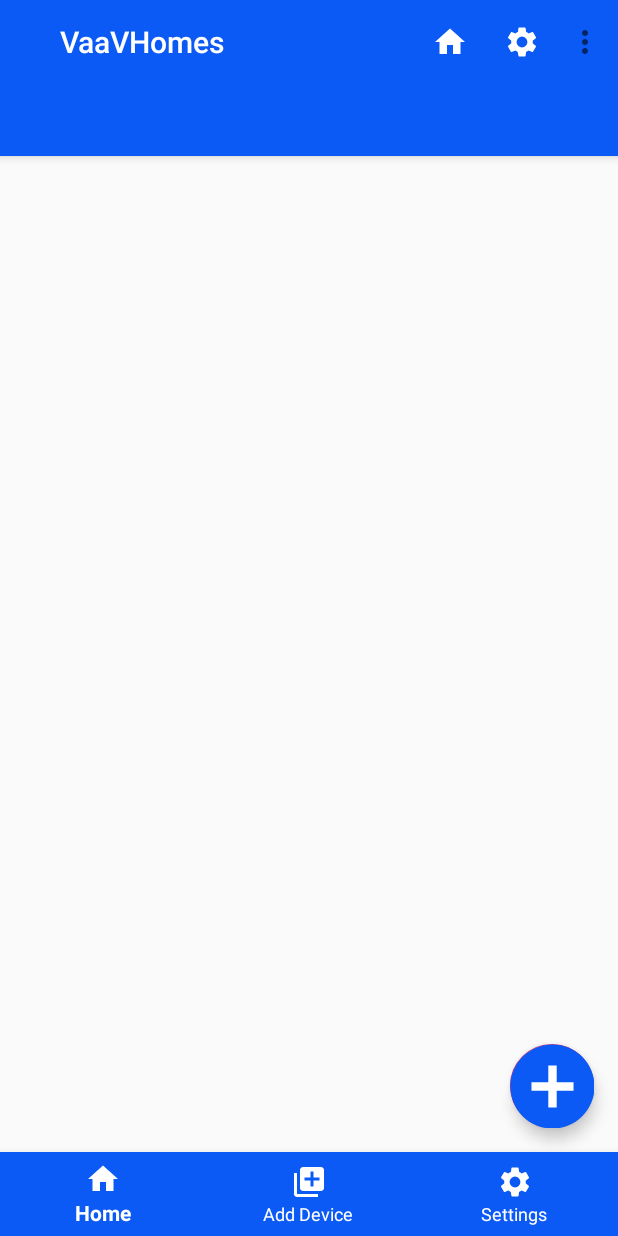
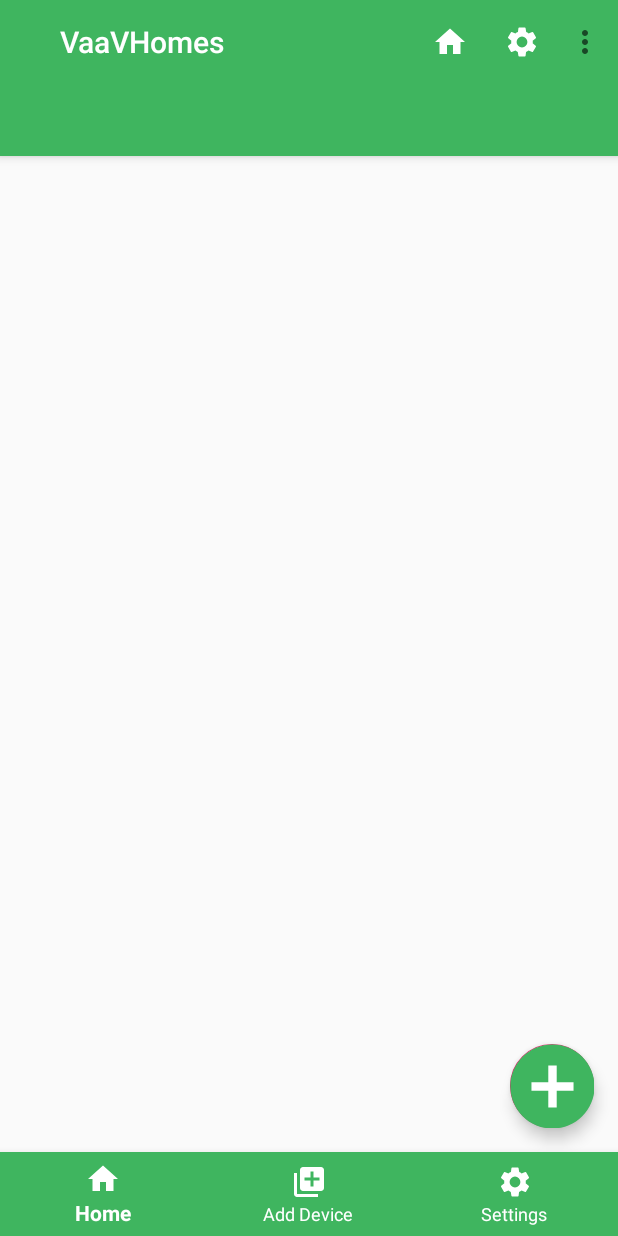
Before and after one commit to VaibhavAtara/Dynamic_tabs, an Android app: the screen it shows after launch (BottomNavigation), on a phone screen of 412 x 824 dp. Run offline under Robolectric (Android 15) with nearby library versions, the phone set to English and light mode, and no system bars; 7 statements that could not run were skipped.

Commit message:
added category and ack_val in table

```diff
--- a/app/src/main/java/com/example/dynamic_tabs/Database_test.java
+++ b/app/src/main/java/com/example/dynamic_tabs/Database_test.java
@@ -17,7 +17,7 @@ public class Database_test extends SQLiteOpenHelper {
 
         db.execSQL("CREATE TABLE IF NOT EXISTS rooms(id INTEGER PRIMARY KEY,room_name TEXT );");
         db.execSQL("CREATE TABLE IF NOT EXISTS devices(id TEXT PRIMARY KEY,type TEXT, time TEXT,topic TEXT," +
-                "start TEXT,close TEXT,command TEXT,source TEXT, watt TEXT,duty TEXT,thumbnail INTEGER )");
+                "start TEXT,close TEXT,command TEXT,source TEXT, watt TEXT,duty TEXT,thumbnail INTEGER,category TEXT,ack_val TEXT )");
 
 
     }
@@ -35,7 +35,7 @@ public class Database_test extends SQLiteOpenHelper {
     {
         SQLiteDatabase db=this.getReadableDatabase();
         db.execSQL("create table if not exists "+room_name+"(id TEXT PRIMARY KEY,type TEXT,time TEXT," +
-                "topic TEXT,start TEXT,close TEXT, command TEXT,source TEXT,watt TEXT,duty TEXT,thumbnail INTEGER);");
+                "topic TEXT,start TEXT,close TEXT, command TEXT,source TEXT,watt TEXT,duty TEXT,thumbnail INTEGER,category TEXT,ack_val TEXT);");
 
         ContentValues contentValues=new ContentValues();
         contentValues.put("id",id);
@@ -108,6 +108,12 @@ public class Database_test extends SQLiteOpenHelper {
 
         contentValues.put("thumbnail",deviceObject.getThumbnail());
 
+        contentValues.put("category",deviceObject.getCategory());
+
+        contentValues.put("ack_val",deviceObject.getAck_val());
+
+
+
         long result1=db.insert(room_name,null,contentValues);
         if(result1==-1)
             return false;
@@ -158,6 +164,10 @@ public class Database_test extends SQLiteOpenHelper {
 
         contentValues.put("thumbnail",deviceObject.getThumbnail());
 
+        contentValues.put("category",deviceObject.getCategory());
+
+        contentValues.put("ack_val",deviceObject.getAck_val());
+
         if(result.getCount() != 0)
         {
 
--- a/app/src/main/java/com/example/dynamic_tabs/Mqtt_class.java
+++ b/app/src/main/java/com/example/dynamic_tabs/Mqtt_class.java
@@ -95,6 +95,7 @@ public class Mqtt_class extends AsyncTask<Void,Void,Void> {
                     try {
 
                         client.subscribe("mobile",1);
+                        client.subscribe("sensors",1);
                         client.setCallback(new MqttCallback() {
                             @Override
                             public void connectionLost(Throwable cause) {
@@ -103,7 +104,8 @@ public class Mqtt_class extends AsyncTask<Void,Void,Void> {
 
                             @Override
                             public void messageArrived(String topic, MqttMessage message) throws Exception {
-                                Toast.makeText(context,message.toString(),Toast.LENGTH_SHORT).show();
+                                Toast.makeText(context,topic+":"+message.toString(),Toast.LENGTH_SHORT).show();
+                               if(topic.equals("mobile")){
                                 JSONObject reader=new JSONObject(message.toString());
 
                                 deviceObject.setId(reader.getString("_id"));
@@ -116,17 +118,17 @@ public class Mqtt_class extends AsyncTask<Void,Void,Void> {
                                 deviceObject.setSource(reader.getString("from"));
                                 deviceObject.setWatt(reader.getString("Watt"));
                                 deviceObject.setDuty(reader.getString("duty_cycle"));
+                                deviceObject.setAck_val(reader.getString("ack_val"));
+                                deviceObject.setCategory(reader.getString("category"));
                                 deviceObject.setThumbnail(R.drawable.bulb_on);
+
                                 Database_test database_test=new Database_test(context);
                                 boolean inserted=database_test.insert_devices(deviceObject);
                                 database_test.close();
 
 
                                 Toast.makeText(context,""+inserted,Toast.LENGTH_SHORT).show();
-
-
-                                // enter into database here
-
+                               }
 
                             }
 
--- a/app/src/main/java/com/example/dynamic_tabs/ui/main/PlaceholderFragment.java
+++ b/app/src/main/java/com/example/dynamic_tabs/ui/main/PlaceholderFragment.java
@@ -83,6 +83,8 @@ public class PlaceholderFragment extends Fragment {
             deviceObject.setWatt(cursor1.getString(8));
             deviceObject.setDuty(cursor1.getString(9));
             deviceObject.setThumbnail(cursor1.getInt(10));
+            deviceObject.setCategory(cursor1.getString(11));
+            deviceObject.setAck_val(cursor1.getString(12));
 
 
             mydata.add(deviceObject);
--- a/app/src/main/res/drawable/ic_add_circle.xml
+++ b/app/src/main/res/drawable/ic_add_circle.xml
@@ -1,4 +1,4 @@
-<vector android:height="24dp" android:tint="#0C5AF5"
+<vector android:height="24dp" android:tint="#3fb55f"
     android:viewportHeight="24.0" android:viewportWidth="24.0"
     android:width="24dp" xmlns:android="http://schemas.android.com/apk/res/android">
     <path android:fillColor="#FF000000" android:pathData="M12,2C6.48,2 2,6.48 2,12s4.48,10 10,10 10,-4.48 10,-10S17.52,2 12,2zM17,13h-4v4h-2v-4L7,13v-2h4L11,7h2v4h4v2z"/>
--- a/app/src/main/res/values/colors.xml
+++ b/app/src/main/res/values/colors.xml
@@ -1,6 +1,6 @@
 <?xml version="1.0" encoding="utf-8"?>
 <resources>
-    <color name="colorPrimary">#0c5af5</color>
+    <color name="colorPrimary">#3fb55f</color>
     <color name="colorPrimaryDark">#00574B</color>
     <color name="colorAccent">#D81B60</color>
 </resources>
```
Also changed, not shown: app/src/main/java/com/example/dynamic_tabs/DeviceObject.java (+24 -2 lines).
